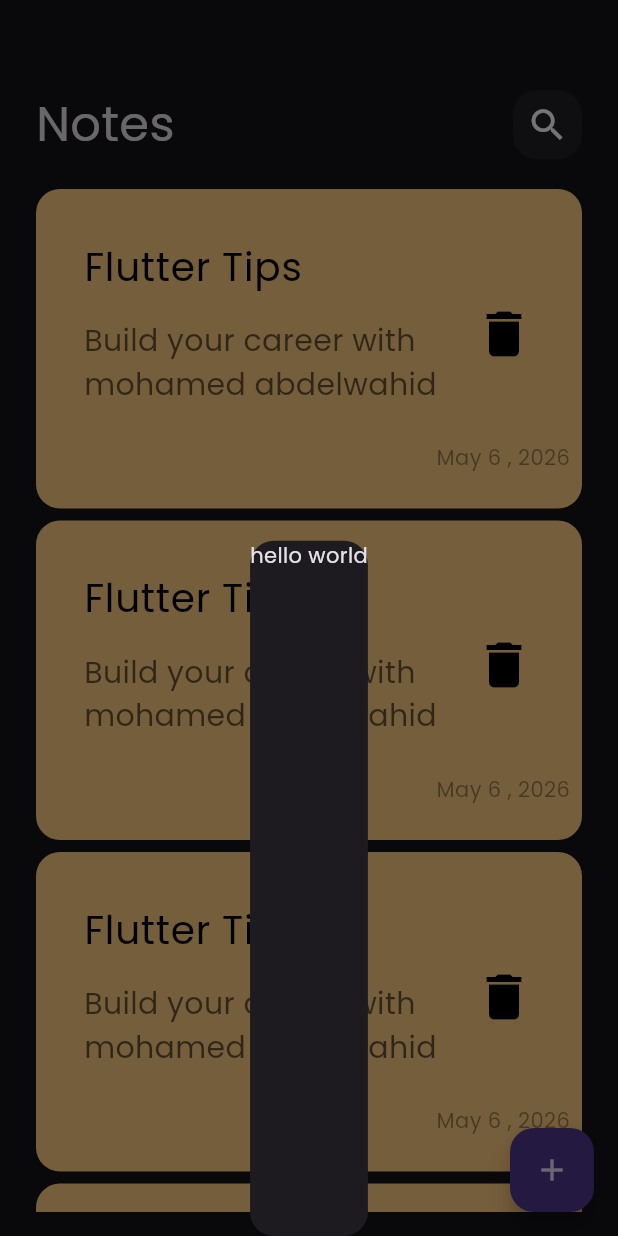
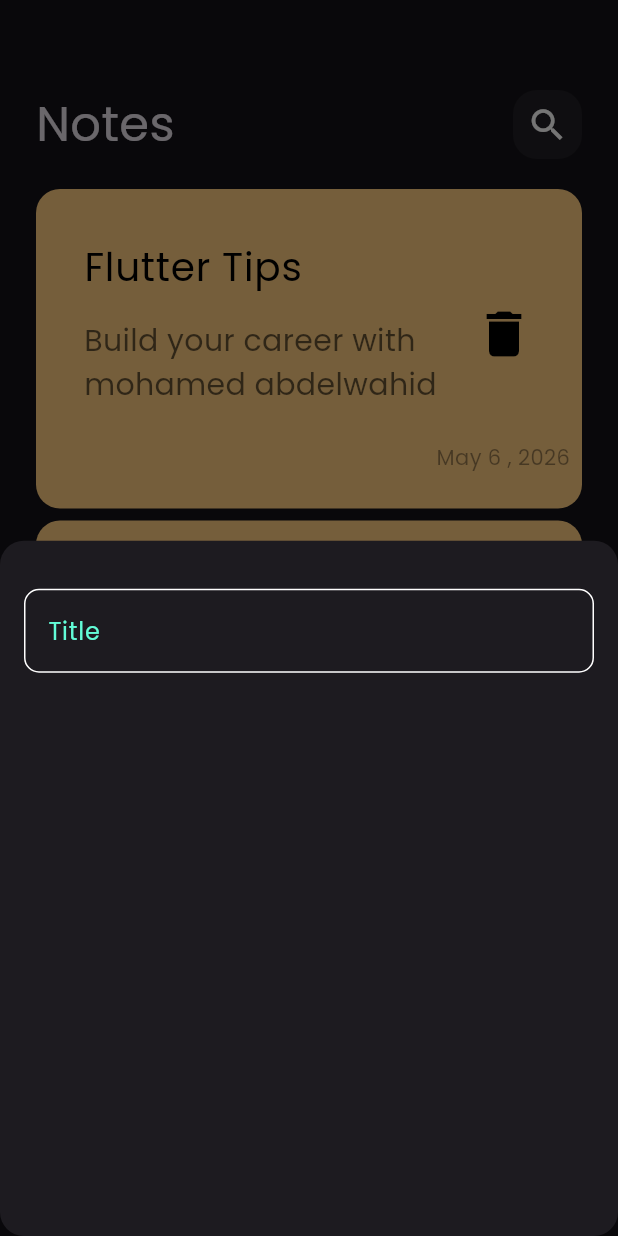
Before and after one commit to MohamedAbdelwahid/notes_app, a Flutter app: the screen it shows after launch, after a tap on the "add" icon, on a phone screen of 412 x 824 dp. Run offline on Flutter 3.47's test engine with Material 3 defaults, Android fonts, the phone set to English and light mode, and no system bars.

Commit message:
create custom text field

```diff
--- /dev/null
+++ b/lib/constant.dart
@@ -0,0 +1,3 @@
+import 'package:flutter/cupertino.dart';
+
+const Color kprimaryColor = Color(0xff62FCD7);
--- a/lib/views/widgets/add_note_bottom_sheet.dart
+++ b/lib/views/widgets/add_note_bottom_sheet.dart
@@ -1,15 +1,21 @@
 
 import 'package:flutter/material.dart';
+import 'package:frist_project/views/widgets/custom_text_field.dart';
 
 class AddNoteBottomsheet extends StatelessWidget {
   const AddNoteBottomsheet({super.key});
 
   @override
   Widget build(BuildContext context) {
-    return Container(
-      decoration: BoxDecoration(),
+    return Padding(
+      padding: EdgeInsets.symmetric(horizontal: 16),
       child: Column(
-        children: [Text('hello world')],
+        children: [
+          SizedBox(
+            height: 32,
+          ),
+          CustomTextField(),
+        ],
       ),
     );
   }
--- /dev/null
+++ b/lib/views/widgets/custom_text_field.dart
@@ -0,0 +1,31 @@
+import 'package:flutter/material.dart';
+import 'package:frist_project/constant.dart';
+
+class CustomTextField extends StatelessWidget {
+  const CustomTextField({super.key});
+
+  @override
+  Widget build(BuildContext context) {
+    return TextField(
+      cursorColor: kprimaryColor,
+      decoration: InputDecoration(
+        hintText: 'Title',
+        hintStyle: TextStyle(
+          color: kprimaryColor,
+        ),
+        border: buildBorder(),
+        enabledBorder: buildBorder(),
+        focusedBorder: buildBorder(kprimaryColor),
+      ),
+    );
+  }
+
+  OutlineInputBorder buildBorder([Color]) {
+    return OutlineInputBorder(
+        borderRadius: BorderRadius.circular(10),
+        borderSide: BorderSide(
+          color: Colors.white,
+        )
+      );
+  }
+}
```
